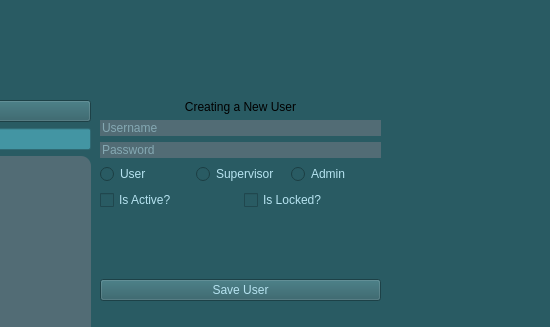
Before: the Qt Designer form UI/admin_window.ui in npaolini-8/se-group-5, drawn with Qt 5; both pictures show x 250 to 800 and y 0 to 327 of the 800 by 600 pixel window.
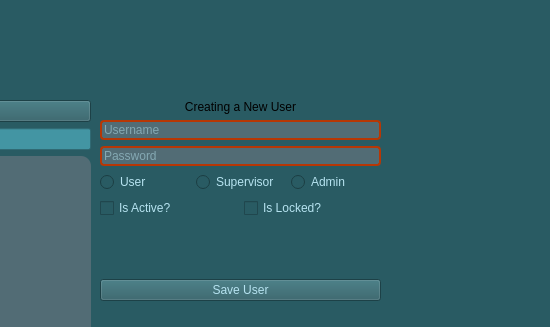
After: the same form once the commit is applied.

```diff
--- a/UI/admin_window.ui
+++ b/UI/admin_window.ui
@@ -63,8 +63,9 @@
       <property name="styleSheet">
        <string notr="true">background-color: #526c75;
 color: #B6E3F0;
-border-radius: 10px;
-font-size: 12px;</string>
+border-radius: 4px;
+font-size: 12px;
+border: 2px solid #b73705</string>
       </property>
       <property name="placeholderText">
        <string>Username</string>
@@ -76,8 +77,9 @@
       <property name="styleSheet">
        <string notr="true">background-color: #526c75;
 color: #B6E3F0;
-border-radius: 10px;
-font-size: 12px;</string>
+border-radius: 4px;
+font-size: 12px;
+border: 2px solid #b73705</string>
       </property>
       <property name="placeholderText">
        <string>Password</string>
```
